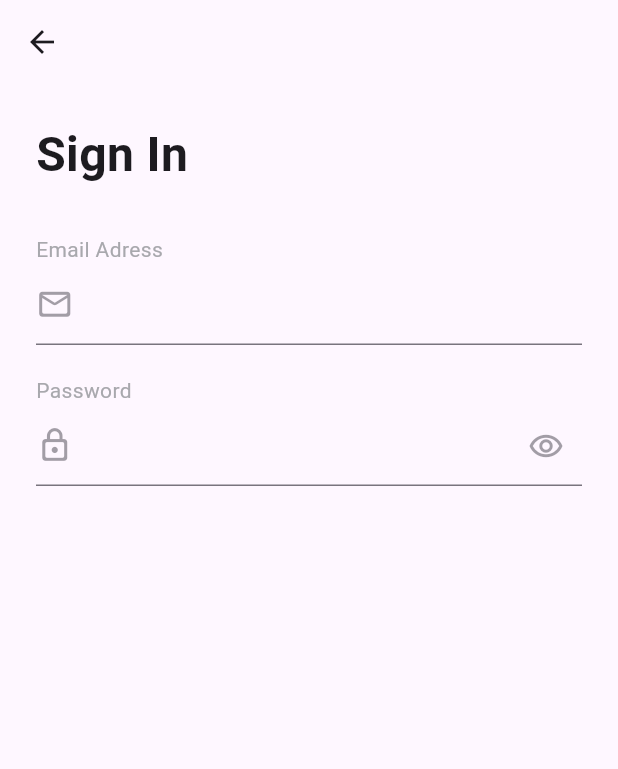
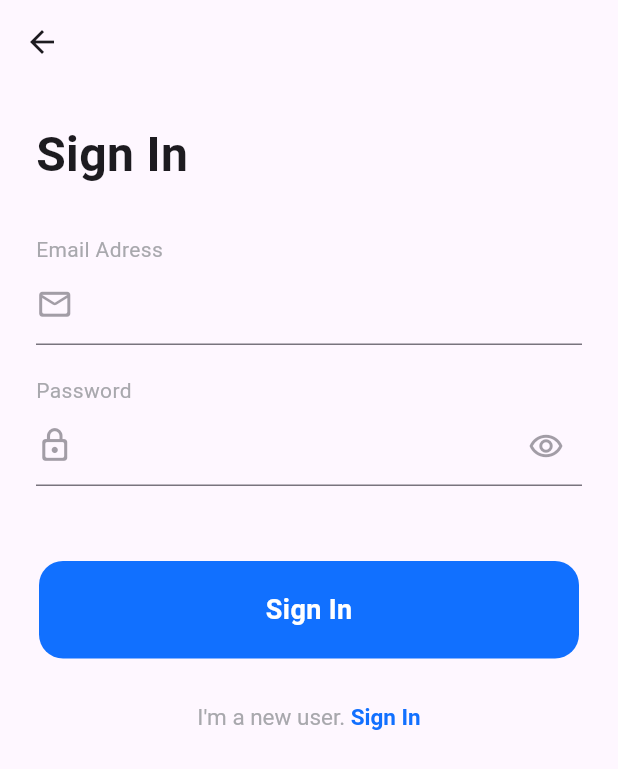
Before and after one commit to yaonekk/online_payment_app_ui, a Flutter app: the SignInScreen screen opened directly, on a phone screen of 412 x 824 dp. Shown: the top 769 px of the screen. Run offline on Flutter 3.47's test engine with Material 3 defaults, Android fonts, the phone set to English and light mode, and no system bars; our stand-ins replace smooth_page_indicator.

Commit message:
sign in screen UI done

```diff
--- a/lib/features/screens/onboarding/sign_in_screen.dart
+++ b/lib/features/screens/onboarding/sign_in_screen.dart
@@ -1,8 +1,17 @@
+import 'package:flutter/gestures.dart';
 import 'package:flutter/material.dart';
+import 'package:online_payment/features/screens/onboarding/sign_up_screen.dart';
+import 'package:online_payment/shared/widgets/custom_btn.dart';
 
-class SignInScreen extends StatelessWidget {
+class SignInScreen extends StatefulWidget {
   const SignInScreen({super.key});
 
+  @override
+  State<SignInScreen> createState() => _SignInScreenState();
+}
+
+class _SignInScreenState extends State<SignInScreen> {
+  bool _obscureText = true;
   @override
   Widget build(BuildContext context) {
     return Scaffold(
@@ -15,7 +24,6 @@ class SignInScreen extends StatelessWidget {
             Text('Sign In', style: TextStyle(fontSize: 32, fontWeight: .bold)),
             SizedBox(height: 30),
             Text('Email Adress', style: TextStyle(color: Color(0XEEA2A2A7))),
-
             TextField(
               decoration: InputDecoration(
                 focusedBorder: UnderlineInputBorder(
@@ -42,7 +50,16 @@ class SignInScreen extends StatelessWidget {
                 ),
                 suffixIcon: Opacity(
                   opacity: 0.5,
-                  child: Icon(Icons.remove_red_eye_outlined),
+                  child: IconButton(
+                    onPressed: () {
+                      setState(() {
+                        _obscureText = !_obscureText;
+                      });
+                    },
+                    icon: _obscureText
+                        ? Icon(Icons.remove_red_eye_outlined)
+                        : Icon(Icons.remove_red_eye_rounded),
+                  ),
                 ),
                 prefixIcon: Padding(
                   padding: const EdgeInsets.only(right: 10),
@@ -54,9 +71,49 @@ class SignInScreen extends StatelessWidget {
                 contentPadding: .all(15),
                 prefixIconConstraints: BoxConstraints(),
               ),
-              obscureText: true,
+              obscureText: _obscureText,
               enableSuggestions: false,
               autocorrect: false,
+            ),
+            SizedBox(height: 50),
+            Center(
+              child: GestureDetector(
+                onTap: () => Navigator.push(
+                  context,
+                  MaterialPageRoute(builder: (context) => Placeholder()),
+                ),
+                child: CustomBtn(textBtn: 'Sign In'),
+              ),
+            ),
+            SizedBox(height: 30),
+            Center(
+              child: RichText(
+                text: TextSpan(
+                  children: [
+                    TextSpan(
+                      text: 'I\'m a new user.',
+                      style: TextStyle(color: Color(0XEEA2A2A7), fontSize: 15),
+                    ),
+                    TextSpan(
+                      text: ' Sign In',
+                      style: TextStyle(
+                        fontWeight: .bold,
+                        color: Color(0XEE0066FF),
+                        fontSize: 15,
+                      ),
+                      recognizer: TapGestureRecognizer()
+                        ..onTap = () {
+                          Navigator.push(
+                            context,
+                            MaterialPageRoute(
+                              builder: (context) => SignUpScreen(),
+                            ),
+                          );
+                        },
+                    ),
+                  ],
+                ),
+              ),
             ),
           ],
         ),
--- /dev/null
+++ b/lib/shared/widgets/custom_btn.dart
@@ -0,0 +1,28 @@
+import 'package:flutter/material.dart';
+
+class CustomBtn extends StatelessWidget {
+  const CustomBtn({super.key, required this.textBtn});
+  final String textBtn;
+
+  @override
+  Widget build(BuildContext context) {
+    return Container(
+      height: 65,
+      width: 360,
+      decoration: BoxDecoration(
+        borderRadius: .circular(16),
+        color: Color(0XEE0066FF),
+      ),
+      child: Center(
+        child: Text(
+          textBtn,
+          style: TextStyle(
+            fontWeight: .bold,
+            color: Colors.white,
+            fontSize: 18,
+          ),
+        ),
+      ),
+    );
+  }
+}
```
Also changed, not shown: lib/features/screens/onboarding/onboarding_screen.dart (+2 -19 lines), lib/features/screens/onboarding/sign_up_screen.dart (added, +10 -0 lines).
